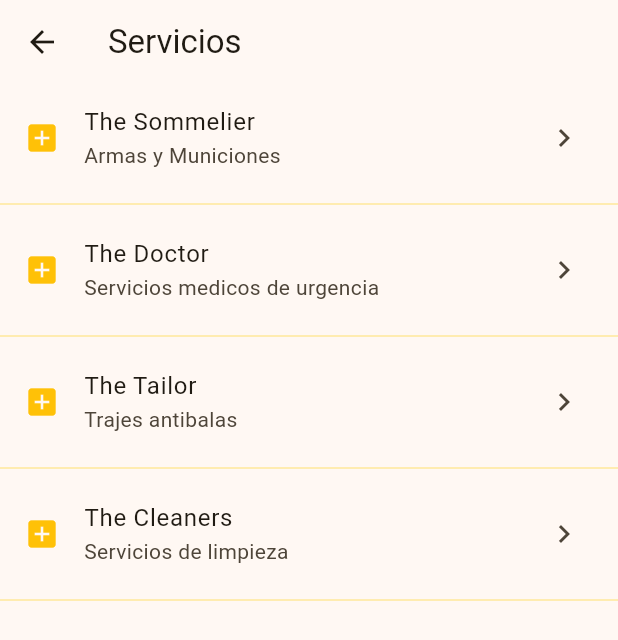
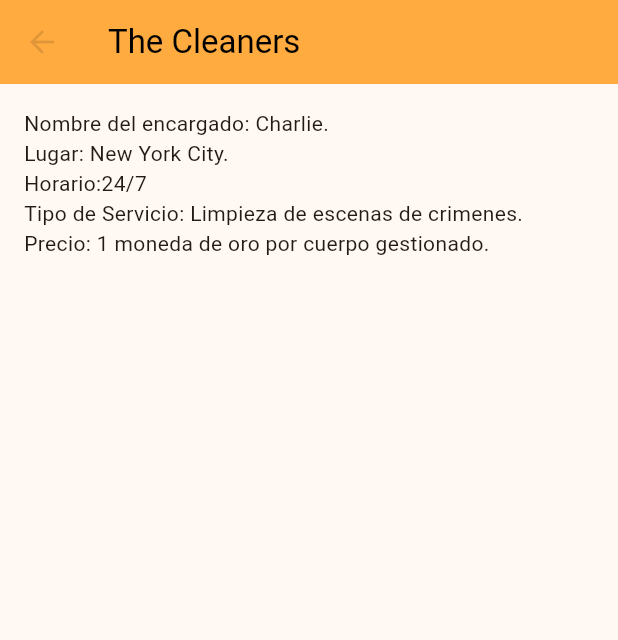
Before and after one commit to PaulinaCandia/ELE052-Entrega-1, a Flutter app: the ServicesPage screen opened directly, after a tap on "The Cleaners", on a phone screen of 412 x 824 dp. Shown: the top 640 px of the screen. Run offline on Flutter 3.47's test engine with Material 3 defaults, Android fonts, the phone set to English and light mode, and no system bars.

Commit message:
Avance 2

```diff
--- a/lib/Pages/Login.dart
+++ b/lib/Pages/Login.dart
@@ -7,7 +7,7 @@ class LoginPage extends StatelessWidget {
   Widget build(BuildContext context) {
     return Scaffold(
       appBar: AppBar(
-        title: Text("Inicio de Sesión")
+        title: Text("Inicio de Sesión", style: TextStyle(color: Colors.black),),
       ),
       body: Padding(padding: EdgeInsets.all(8),
       child: Column(
@@ -32,6 +32,10 @@ class LoginPage extends StatelessWidget {
             child: ElevatedButton(
               onPressed: () {},
               child: Text("Enviar"),
+              //final route = MaterialPageRoute(builder: (context) {
+                //return LoginPage();
+              //});
+              //Navigator.push(context, route);
             ),
 
             ),
--- a/lib/Pages/Services.dart
+++ b/lib/Pages/Services.dart
@@ -1,5 +1,9 @@
 import 'package:flutter/material.dart';
 import 'package:flutter_application_1/Pages/Login.dart';
+import 'package:flutter_application_1/Pages/Services/The_Cleaners.dart';
+import 'package:flutter_application_1/Pages/Services/The_Doctor.dart';
+import 'package:flutter_application_1/Pages/Services/The_Somelier.dart';
+import 'package:flutter_application_1/Pages/Services/The_Tailor.dart';
 
 class ServicesPage extends StatelessWidget {
   const ServicesPage({super.key});
@@ -8,7 +12,7 @@ class ServicesPage extends StatelessWidget {
   Widget build(BuildContext context) {
     return  Scaffold(
       appBar: AppBar(
-        title: Text("Servicios"),
+        title: Text("Servicios", style: TextStyle(color: Colors.black),),
       ),
       body: ListView(
         children: [
@@ -22,11 +26,15 @@ class ServicesPage extends StatelessWidget {
             subtitle: Text("Armas y Municiones"),
             onTap: () {
               print("The Sommelier");
-
               final route = MaterialPageRoute(builder: (context) {
-                return LoginPage();
+                return The_SomelierPage();
               });
               Navigator.push(context, route);
+
+              //final route = MaterialPageRoute(builder: (context) {
+                //return LoginPage();
+              //});
+              //Navigator.push(context, route);
             },
           ),
           Divider(
@@ -43,6 +51,10 @@ class ServicesPage extends StatelessWidget {
             subtitle: Text("Servicios medicos de urgencia"),
             onTap: () {
               print("The Doctor");
+              final route = MaterialPageRoute(builder: (context) {
+                return The_DoctorPage();
+              });
+              Navigator.push(context, route);
             },
           ),
           Divider(
@@ -59,6 +71,10 @@ class ServicesPage extends StatelessWidget {
             subtitle: Text("Trajes antibalas"),
             onTap: () {
               print("The Tailor");
+              final route = MaterialPageRoute(builder: (context) {
+                return The_TailorPage();
+              });
+              Navigator.push(context, route);
             },
           ),
           Divider(
@@ -75,6 +91,11 @@ class ServicesPage extends StatelessWidget {
             subtitle: Text("Servicios de limpieza"),
             onTap: () {
               print("The Cleaners");
+
+              final route = MaterialPageRoute(builder: (context) {
+                return The_CleanersPage();
+              });
+              Navigator.push(context, route);
             },
           ),
           Divider(
--- a/lib/Pages/Services/The_Cleaners.dart
+++ b/lib/Pages/Services/The_Cleaners.dart
@@ -1,10 +1,49 @@
 import 'package:flutter/material.dart';
 
-class The_Cleaners extends StatelessWidget {
-  const The_Cleaners({super.key});
+class The_CleanersPage extends StatelessWidget {
+  const The_CleanersPage({super.key});
 
   @override
   Widget build(BuildContext context) {
-    return Scaffold();
+    return Scaffold(
+      appBar: AppBar(
+        title: Text("The Cleaners", style: TextStyle(color: Colors.black),),
+      ),
+      body: Padding(padding: EdgeInsets.all(8),
+      child: Column(
+        crossAxisAlignment: CrossAxisAlignment.center,
+        children: [
+          Padding(
+            padding: EdgeInsets.all(8),
+            child:
+            Column(
+            children: [
+              Row(
+                children: [Text("Nombre del encargado: Charlie.")],
+              ),
+              Row(
+                children: [Text("Lugar: New York City.")],
+              ),
+              Row(
+                children: [Text("Horario:24/7")],
+              ),
+              Row(
+                children: [Text("Tipo de Servicio: Limpieza de escenas de crimenes.")],
+              ),
+              Row(
+                children: [Text("Precio: 1 moneda de oro por cuerpo gestionado.")],
+              ),
+
+            ],)
+
+            //const Text.rich(
+              //text: "Nombre del encargado: Charlie. Lugar: New York City. Horario:24/7 Tipo de Servicio: Limpieza de escenas de crimenes. Precio: 1 moneda de oro por cuerpo gestionado.",
+                //),
+                //)
+            ),
+        ],
+      ),
+      ),
+    );
   }
 }
--- a/pubspec.yaml
+++ b/pubspec.yaml
@@ -59,7 +59,8 @@ flutter:
   uses-material-design: true
 
   # To add assets to your application, add an assets section, like this:
-  # assets:
+  assets:
+    - assets/images/
   #   - images/a_dot_burr.jpeg
   #   - images/a_dot_ham.jpeg
 
```
Also changed, not shown: lib/Pages/Contracts.dart (+17 -1 lines), lib/Pages/Hotels.dart (+16 -1 lines), lib/Pages/Profile.dart (+29 -1 lines), lib/Pages/Services/The_Doctor.dart (+51 -0 lines), lib/Pages/Services/The_Somelier.dart (+51 -0 lines), lib/Pages/Services/The_Tailor.dart (+48 -0 lines), lib/main.dart (+9 -1 lines), assets/DaisytheDogg.png (added), assets/JohnWick.png (added).
